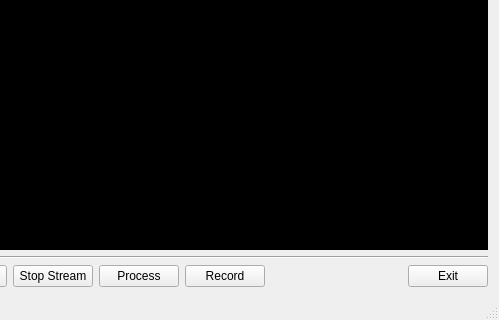
First picture: the form in mainwindow.ui, repository tpst/Nova-Leak-Detection, before the edit; both pictures show x 114 to 613 and y 121 to 441 of the 613 by 441 pixel window.
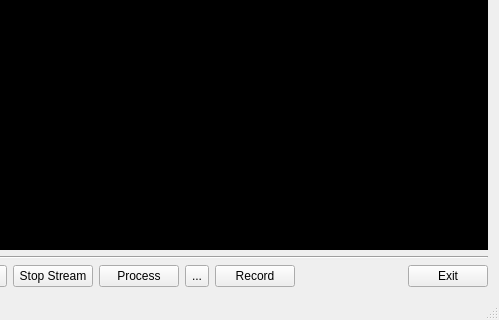
Second picture: the form after the edit.

```diff
--- a/mainwindow.ui
+++ b/mainwindow.ui
@@ -111,6 +111,19 @@
         </property>
        </widget>
       </item>
+      <item>
+       <widget class="QToolButton" name="toolButton_2">
+        <property name="sizePolicy">
+         <sizepolicy hsizetype="Minimum" vsizetype="Minimum">
+          <horstretch>0</horstretch>
+          <verstretch>0</verstretch>
+         </sizepolicy>
+        </property>
+        <property name="text">
+         <string>...</string>
+        </property>
+       </widget>
+      </item>
       <item>
        <widget class="QPushButton" name="recordStream">
         <property name="text">
```
